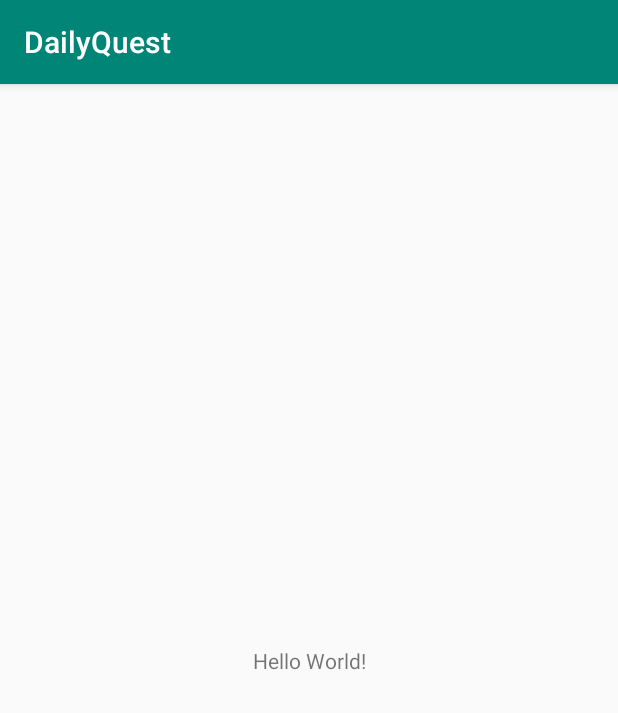
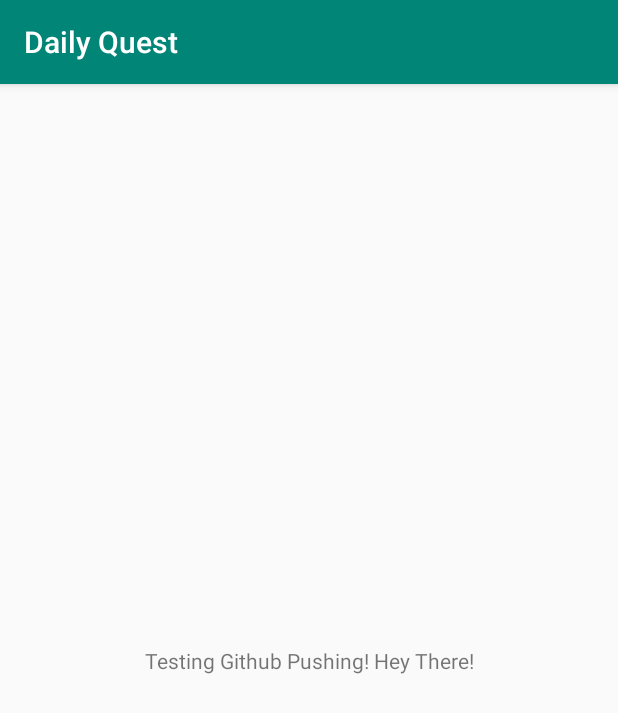
Before and after one commit to mbond99/dailyQuest, an Android app: the screen it shows after launch (MainActivity), on a phone screen of 412 x 824 dp. Shown: the top 713 px of the screen. Run offline under Robolectric (Android 15) with nearby library versions, the phone set to English and light mode, and no system bars.

Commit message:
Changed Hello World

```diff
--- a/app/src/main/res/layout/activity_main.xml
+++ b/app/src/main/res/layout/activity_main.xml
@@ -9,7 +9,7 @@
     <TextView
         android:layout_width="wrap_content"
         android:layout_height="wrap_content"
-        android:text="Hello World!"
+        android:text="Testing Github Pushing! Hey There!"
         app:layout_constraintBottom_toBottomOf="parent"
         app:layout_constraintLeft_toLeftOf="parent"
         app:layout_constraintRight_toRightOf="parent"
--- a/app/src/main/res/values/strings.xml
+++ b/app/src/main/res/values/strings.xml
@@ -1,3 +1,3 @@
 <resources>
-    <string name="app_name">DailyQuest</string>
+    <string name="app_name">Daily Quest</string>
 </resources>
```
Also changed, not shown: 8 other files.
